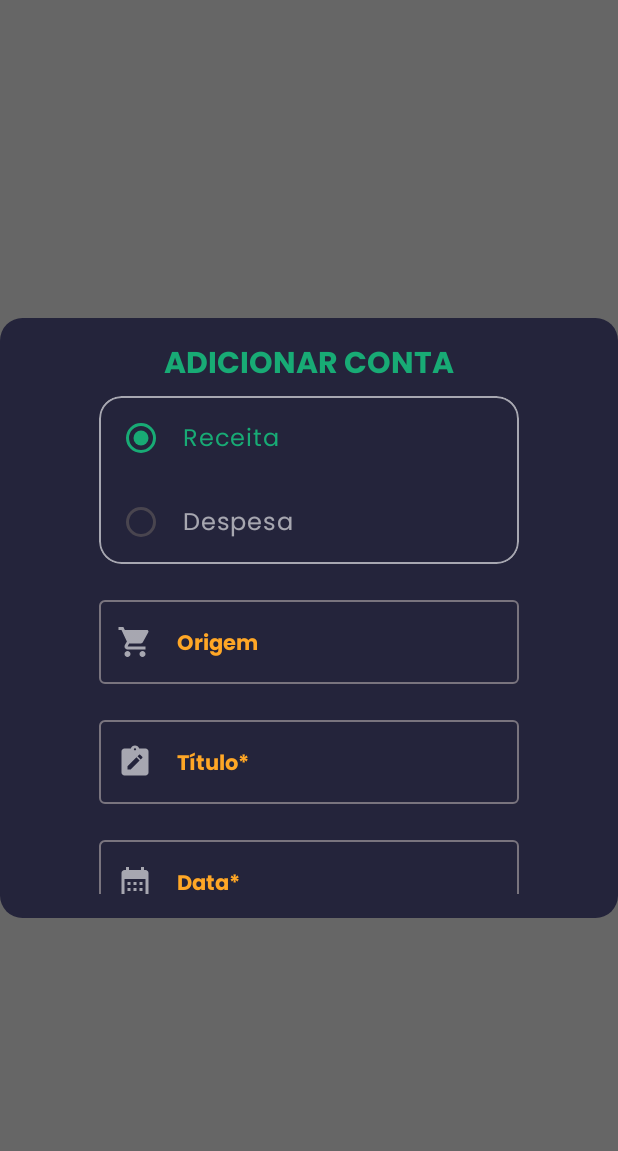
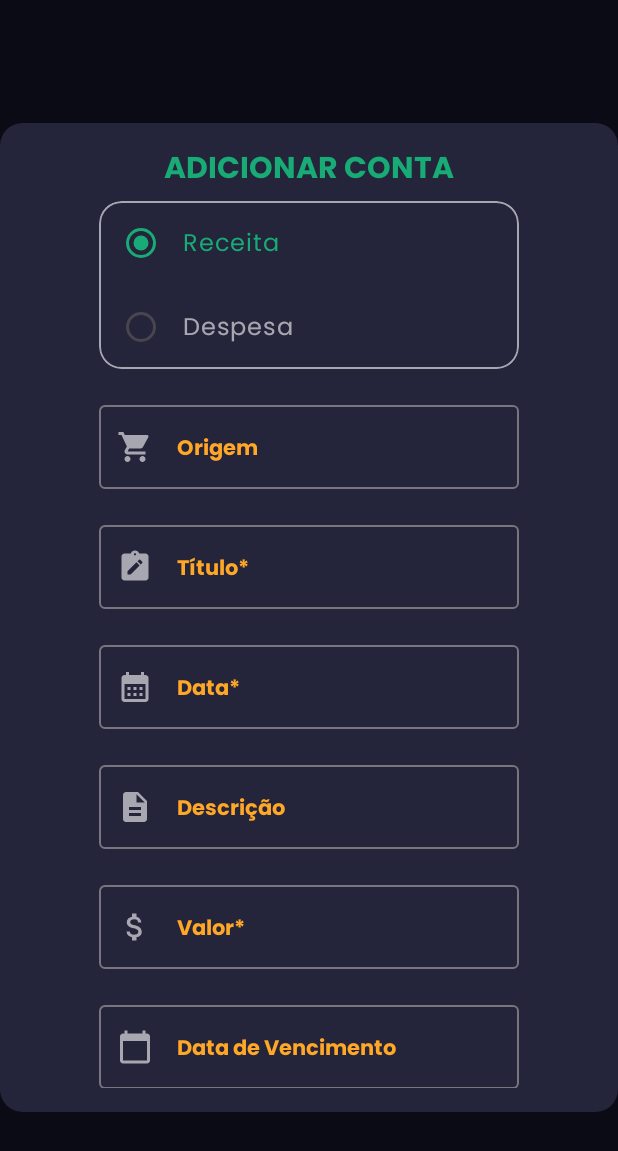
Before and after one commit to WallaceMartinsTI/WCSMFinanceiro, an Android app built with Jetpack Compose: the @Preview function RegisterOrEditBillDialogPreview, on a phone screen of 412 x 824 dp. Shown: the top 1151 px of the screen. Run offline under Robolectric (Android 15) with nearby library versions, the phone set to English and light mode, and no system bars.

Commit message:
refactored bills view

```diff
--- a/app/src/main/java/com/wcsm/wcsmfinanceiro/presentation/ui/view/bills/BillsView.kt
+++ b/app/src/main/java/com/wcsm/wcsmfinanceiro/presentation/ui/view/bills/BillsView.kt
@@ -1,8 +1,6 @@
 package com.wcsm.wcsmfinanceiro.presentation.ui.view.bills
 
-import android.util.Log
 import androidx.compose.foundation.background
-import androidx.compose.foundation.border
 import androidx.compose.foundation.clickable
 import androidx.compose.foundation.layout.Arrangement
 import androidx.compose.foundation.layout.Box
@@ -12,79 +10,38 @@ import androidx.compose.foundation.layout.Spacer
 import androidx.compose.foundation.layout.fillMaxSize
 import androidx.compose.foundation.layout.fillMaxWidth
 import androidx.compose.foundation.layout.height
-import androidx.compose.foundation.layout.heightIn
 import androidx.compose.foundation.layout.padding
 import androidx.compose.foundation.layout.size
-import androidx.compose.foundation.layout.width
 import androidx.compose.foundation.lazy.LazyColumn
-import androidx.compose.foundation.lazy.grid.GridCells
-import androidx.compose.foundation.lazy.grid.LazyVerticalGrid
-import androidx.compose.foundation.lazy.grid.items
 import androidx.compose.foundation.lazy.items
-import androidx.compose.foundation.rememberScrollState
-import androidx.compose.foundation.selection.selectable
-import androidx.compose.foundation.selection.selectableGroup
-import androidx.compose.foundation.shape.CircleShape
-import androidx.compose.foundation.shape.RoundedCornerShape
 import androidx.compose.foundation.text.KeyboardOptions
-import androidx.compose.foundation.verticalScroll
 import androidx.compose.material.icons.Icons
-import androidx.compose.material.icons.filled.AttachMoney
-import androidx.compose.material.icons.filled.Build
-import androidx.compose.material.icons.filled.CalendarMonth
-import androidx.compose.material.icons.filled.CalendarToday
-import androidx.compose.material.icons.filled.Category
 import androidx.compose.material.icons.filled.Clear
-import androidx.compose.material.icons.filled.Description
 import androidx.compose.material.icons.filled.Expand
 import androidx.compose.material.icons.filled.FilterAlt
-import androidx.compose.material.icons.filled.Healing
-import androidx.compose.material.icons.filled.KeyboardArrowDown
-import androidx.compose.material.icons.filled.KeyboardArrowUp
-import androidx.compose.material.icons.filled.LocalPharmacy
-import androidx.compose.material.icons.filled.NoteAlt
-import androidx.compose.material.icons.filled.ShoppingBag
-import androidx.compose.material.icons.filled.ShoppingCart
-import androidx.compose.material.icons.filled.Tag
-import androidx.compose.material3.Button
-import androidx.compose.material3.ButtonDefaults
-import androidx.compose.material3.Checkbox
-import androidx.compose.material3.DropdownMenuItem
 import androidx.compose.material3.ElevatedCard
-import androidx.compose.material3.ExperimentalMaterial3Api
-import androidx.compose.material3.ExposedDropdownMenuBox
 import androidx.compose.material3.FloatingActionButton
 import androidx.compose.material3.HorizontalDivider
 import androidx.compose.material3.Icon
-import androidx.compose.material3.MaterialTheme
 import androidx.compose.material3.OutlinedTextField
-import androidx.compose.material3.RadioButton
 import androidx.compose.material3.Text
 import androidx.compose.runtime.Composable
-import androidx.compose.runtime.LaunchedEffect
 import androidx.compose.runtime.getValue
 import androidx.compose.runtime.mutableStateOf
 import androidx.compose.runtime.remember
 import androidx.compose.runtime.setValue
 import androidx.compose.ui.Alignment
 import androidx.compose.ui.Modifier
-import androidx.compose.ui.draw.clip
 import androidx.compose.ui.focus.FocusRequester
 import androidx.compose.ui.focus.focusRequester
-import androidx.compose.ui.focus.onFocusEvent
 import androidx.compose.ui.platform.LocalConfiguration
 import androidx.compose.ui.res.painterResource
-import androidx.compose.ui.semantics.Role
-import androidx.compose.ui.text.font.FontStyle
 import androidx.compose.ui.text.font.FontWeight
 import androidx.compose.ui.text.input.ImeAction
-import androidx.compose.ui.text.style.TextAlign
 import androidx.compose.ui.text.style.TextOverflow
 import androidx.compose.ui.tooling.preview.Preview
-import androidx.compose.ui.unit.Dp
 import androidx.compose.ui.unit.dp
 import androidx.compose.ui.unit.sp
-import androidx.compose.ui.window.Dialog
 import androidx.lifecycle.compose.collectAsStateWithLifecycle
 import androidx.lifecycle.viewmodel.compose.viewModel
 import com.wcsm.wcsmfinanceiro.R
@@ -92,30 +49,19 @@ import com.wcsm.wcsmfinanceiro.domain.entity.Bill
 import com.wcsm.wcsmfinanceiro.domain.entity.BillType
 import com.wcsm.wcsmfinanceiro.domain.entity.Category
 import com.wcsm.wcsmfinanceiro.domain.entity.PaymentType
-import com.wcsm.wcsmfinanceiro.presentation.model.BillModalState
-import com.wcsm.wcsmfinanceiro.presentation.ui.component.AppDatePicker
-import com.wcsm.wcsmfinanceiro.presentation.ui.component.AppLoader
 import com.wcsm.wcsmfinanceiro.presentation.ui.component.DateRangeFilter
 import com.wcsm.wcsmfinanceiro.presentation.ui.theme.BackgroundColor
-import com.wcsm.wcsmfinanceiro.presentation.ui.theme.ErrorColor
-import com.wcsm.wcsmfinanceiro.presentation.ui.theme.GrayColor
 import com.wcsm.wcsmfinanceiro.presentation.ui.theme.MoneyGreenColor
 import com.wcsm.wcsmfinanceiro.presentation.ui.theme.OnBackgroundColor
 import com.wcsm.wcsmfinanceiro.presentation.ui.theme.OnSecondaryColor
-import com.wcsm.wcsmfinanceiro.presentation.ui.theme.OnSurfaceColor
 import com.wcsm.wcsmfinanceiro.presentation.ui.theme.PoppinsFontFamily
 import com.wcsm.wcsmfinanceiro.presentation.ui.theme.PrimaryColor
 import com.wcsm.wcsmfinanceiro.presentation.ui.theme.RedColor
-import com.wcsm.wcsmfinanceiro.presentation.ui.theme.SurfaceColor
 import com.wcsm.wcsmfinanceiro.presentation.ui.theme.TertiaryColor
 import com.wcsm.wcsmfinanceiro.presentation.ui.theme.WCSMFinanceiroTheme
 import com.wcsm.wcsmfinanceiro.presentation.ui.theme.White06Color
 import com.wcsm.wcsmfinanceiro.presentation.util.toBrazilianDateString
-import com.wcsm.wcsmfinanceiro.presentation.util.getBillTypeFromString
-import com.wcsm.wcsmfinanceiro.presentation.util.getPaymentTypeFromString
-import com.wcsm.wcsmfinanceiro.presentation.util.toBill
 import com.wcsm.wcsmfinanceiro.presentation.util.toBrazilianReal
-import kotlinx.coroutines.delay
 
 @Composable
 fun BillsView(
@@ -259,7 +205,8 @@ fun BillsView(
             ) {
                 Icon(
                     painter = painterResource(R.drawable.add_bill),
-                    contentDescription = "Ícone de adicionar conta"
+                    contentDescription = "Ícone de adicionar conta",
+                    modifier = Modifier.size(20.dp)
                 )
             }
         }
--- a/app/src/main/java/com/wcsm/wcsmfinanceiro/presentation/ui/view/bills/RegisterOrEditBillDialog.kt
+++ b/app/src/main/java/com/wcsm/wcsmfinanceiro/presentation/ui/view/bills/RegisterOrEditBillDialog.kt
@@ -62,6 +62,7 @@ import androidx.compose.ui.draw.clip
 import androidx.compose.ui.focus.FocusRequester
 import androidx.compose.ui.focus.focusRequester
 import androidx.compose.ui.focus.onFocusEvent
+import androidx.compose.ui.platform.LocalConfiguration
 import androidx.compose.ui.text.font.FontStyle
 import androidx.compose.ui.text.font.FontWeight
 import androidx.compose.ui.text.input.ImeAction
@@ -154,7 +155,6 @@ fun RegisterOrEditBillDialog(
     Dialog(
         onDismissRequest = { onDismiss() },
     ) {
-        Log.i("#-# TESTE #-#", "Abriu DIALOG - bill: $bill")
         val dialogHeight = deviceScreenHeight * 0.8f // 80% of device height
         Column(
             modifier = Modifier
@@ -716,13 +716,21 @@ private fun RegisterOrEditBillDialogPreview() {
             expired = false,
             tags = emptyList()
         )
+
+        val configuration = LocalConfiguration.current
+        val deviceScreenHeight = configuration.screenHeightDp.dp
+
+        Column(
+            modifier = Modifier.fillMaxSize().background(BackgroundColor)
+        ) {
             RegisterOrEditBillDialog(
                 billModalStateInput = billModalState,
                 billModalStateValidation = {},
                 isBillModalStateValidationValid = true,
-            deviceScreenHeight = 500.dp,
+                deviceScreenHeight = deviceScreenHeight,
                 onConfirm = {}
             ) {}
+        }
     }
 }
 
```
Lines whose indentation alone changed are shown as unchanged.
